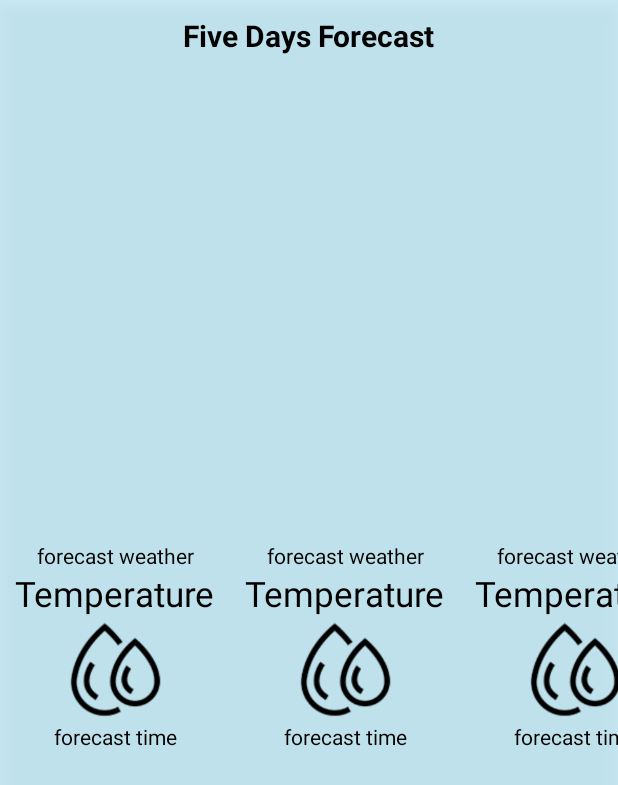
After one commit to rajesh10110306/WeatherApp, an Android app: the layout bottom_sheet_layout.xml on its own in the app's theme, with its tools: preview values and no code run, on a phone screen of 412 x 824 dp. The commit adds this screen. Shown: the top 785 px of the screen. Run offline under Robolectric (Android 15) with nearby library versions, the phone set to English and light mode, and no system bars.

Commit message:
Forecast in Dialog

```diff
--- a/app/src/main/java/com/example/weatherapp/MainActivity.kt
+++ b/app/src/main/java/com/example/weatherapp/MainActivity.kt
@@ -4,7 +4,9 @@ import android.content.pm.PackageManager
 import androidx.appcompat.app.AppCompatActivity
 import android.os.Bundle
 import android.widget.Toast
+import androidx.databinding.DataBindingUtil
 import androidx.lifecycle.ViewModelProvider
+import com.example.weatherapp.databinding.ActivityMainBinding
 import com.example.weatherapp.repository.WeatherRepository
 import com.example.weatherapp.utils.Location
 import com.example.weatherapp.utils.LocationPermission
@@ -13,13 +15,13 @@ import com.example.weatherapp.viewmodel.WeatherViewModel
 import com.example.weatherapp.viewmodel.WeatherViewModelFactory
 
 class MainActivity : AppCompatActivity() {
-
+    private lateinit var binding: ActivityMainBinding
     private lateinit var repository: WeatherRepository
     private lateinit var factory: WeatherViewModelFactory
     private lateinit var viewModel: WeatherViewModel
     override fun onCreate(savedInstanceState: Bundle?) {
         super.onCreate(savedInstanceState)
-        setContentView(R.layout.activity_main)
+        binding = DataBindingUtil.setContentView(this,R.layout.activity_main)
 
         repository = (application as WeatherApplication).weatherRepository
         factory = WeatherViewModelFactory(repository)
--- a/app/src/main/java/com/example/weatherapp/ui/SearchFragment.kt
+++ b/app/src/main/java/com/example/weatherapp/ui/SearchFragment.kt
@@ -21,7 +21,7 @@ import com.example.weatherapp.databinding.FragmentSearchBinding
 import com.example.weatherapp.viewmodel.WeatherViewModel
 import kotlinx.coroutines.launch
 
-class Search : Fragment() {
+class SearchFragment : Fragment() {
     private lateinit var binding: FragmentSearchBinding
     private val viewModel: WeatherViewModel by activityViewModels()
 
--- /dev/null
+++ b/app/src/main/res/anim/slide_out_bottom.xml
@@ -0,0 +1,6 @@
+<?xml version="1.0" encoding="utf-8"?>
+<set xmlns:android="http://schemas.android.com/apk/res/android">
+    <translate android:fromYDelta="0"
+        android:toYDelta="100%"
+        android:duration="750"/>
+</set>
--- /dev/null
+++ b/app/src/main/res/drawable/dialog_background.xml
@@ -0,0 +1,10 @@
+<?xml version="1.0" encoding="utf-8"?>
+<shape xmlns:android="http://schemas.android.com/apk/res/android">
+
+    <solid
+        android:color="#9CADE8F4"/>
+<!--    <corners-->
+<!--        android:topLeftRadius="25dp"-->
+<!--        android:topRightRadius="25dp"/>-->
+
+</shape>
--- /dev/null
+++ b/app/src/main/res/layout/bottom_sheet_layout.xml
@@ -0,0 +1,45 @@
+<?xml version="1.0" encoding="utf-8"?>
+<layout xmlns:android="http://schemas.android.com/apk/res/android"
+    xmlns:app="http://schemas.android.com/apk/res-auto"
+    xmlns:tools="http://schemas.android.com/tools">
+
+    <data>
+
+    </data>
+
+    <androidx.constraintlayout.widget.ConstraintLayout
+        android:layout_width="match_parent"
+        android:layout_height="match_parent"
+        android:background="@drawable/dialog_background"
+        android:elevation="8dp">
+
+        <androidx.recyclerview.widget.RecyclerView
+            android:id="@+id/rv_forecast"
+            android:layout_width="wrap_content"
+            android:layout_height="wrap_content"
+            android:layout_marginTop="10dp"
+            android:layout_marginBottom="10dp"
+            android:orientation="horizontal"
+            app:layoutManager="androidx.recyclerview.widget.GridLayoutManager"
+            app:layout_constraintBottom_toBottomOf="parent"
+            app:layout_constraintEnd_toEndOf="parent"
+            app:layout_constraintStart_toStartOf="parent"
+            app:layout_constraintTop_toBottomOf="@+id/tv_sheet"
+            tools:listitem="@layout/forecast_recycler_item" />
+
+        <TextView
+            android:id="@+id/tv_sheet"
+            android:layout_width="wrap_content"
+            android:layout_height="wrap_content"
+            android:layout_marginTop="10dp"
+            android:text="@string/five_days_forecast"
+            android:textSize="20sp"
+            android:textStyle="bold"
+            android:textColor="@color/black"
+            app:layout_constraintEnd_toEndOf="parent"
+            app:layout_constraintStart_toStartOf="parent"
+            app:layout_constraintTop_toTopOf="parent" />
+
+
+    </androidx.constraintlayout.widget.ConstraintLayout>
+</layout>
--- /dev/null
+++ b/app/src/main/res/layout/forecast_recycler_item.xml
@@ -0,0 +1,67 @@
+<?xml version="1.0" encoding="utf-8"?>
+<layout xmlns:android="http://schemas.android.com/apk/res/android"
+    xmlns:app="http://schemas.android.com/apk/res-auto"
+    xmlns:tools="http://schemas.android.com/tools">
+
+    <data>
+
+    </data>
+
+    <androidx.constraintlayout.widget.ConstraintLayout
+        android:id="@+id/cardView"
+        android:layout_width="wrap_content"
+        android:layout_height="wrap_content"
+        android:layout_margin="10dp"
+        android:layout_marginBottom="20dp">
+
+
+        <TextView
+            android:id="@+id/tv_Item_time"
+            android:layout_width="0dp"
+            android:layout_height="wrap_content"
+            android:gravity="center"
+            android:text="forecast time"
+            android:textColor="@color/black"
+            app:layout_constraintBottom_toBottomOf="parent"
+            app:layout_constraintEnd_toEndOf="parent"
+            app:layout_constraintHorizontal_bias="0.5"
+            app:layout_constraintStart_toStartOf="parent"
+            app:layout_constraintTop_toBottomOf="@+id/img_item" />
+
+        <TextView
+            android:id="@+id/tv_item_status"
+            android:layout_width="wrap_content"
+            android:layout_height="wrap_content"
+            android:text="forecast weather"
+            android:textColor="@color/black"
+            app:layout_constraintBottom_toTopOf="@+id/tv_item_temp"
+            app:layout_constraintEnd_toEndOf="parent"
+            app:layout_constraintHorizontal_bias="0.5"
+            app:layout_constraintStart_toStartOf="parent"
+            app:layout_constraintTop_toTopOf="parent" />
+
+        <TextView
+            android:id="@+id/tv_item_temp"
+            android:layout_width="wrap_content"
+            android:layout_height="wrap_content"
+            android:text="Temperature"
+            android:textSize="23sp"
+            android:textColor="@color/black"
+            app:layout_constraintBottom_toTopOf="@+id/img_item"
+            app:layout_constraintEnd_toEndOf="parent"
+            app:layout_constraintStart_toStartOf="parent"
+            app:layout_constraintTop_toBottomOf="@+id/tv_item_status" />
+
+        <ImageView
+            android:id="@+id/img_item"
+            android:layout_width="80dp"
+            android:layout_height="70dp"
+            app:layout_constraintBottom_toTopOf="@+id/tv_Item_time"
+            app:layout_constraintEnd_toEndOf="parent"
+            app:layout_constraintHorizontal_bias="0.5"
+            app:layout_constraintStart_toStartOf="parent"
+            app:layout_constraintTop_toBottomOf="@+id/tv_item_temp"
+            app:srcCompat="@drawable/humidity" />
+
+    </androidx.constraintlayout.widget.ConstraintLayout>
+</layout>
```
Also changed, not shown: app/build.gradle (+5 -2 lines), app/src/main/java/com/example/weatherapp/adapters/ForecastAdapter.kt (added, +43 -0 lines), app/src/main/java/com/example/weatherapp/adapters/UiAdapter.kt (added, +17 -0 lines), app/src/main/java/com/example/weatherapp/ui/WeatherFragment.kt (+36 -2 lines), app/src/main/java/com/example/weatherapp/utils/FormatConverter.kt (added, +12 -0 lines), app/src/main/res/anim/slide_in_bottom.xml (added, +7 -0 lines), app/src/main/res/layout/activity_main.xml (+18 -8 lines), app/src/main/res/values/themes.xml (+15 -0 lines).
